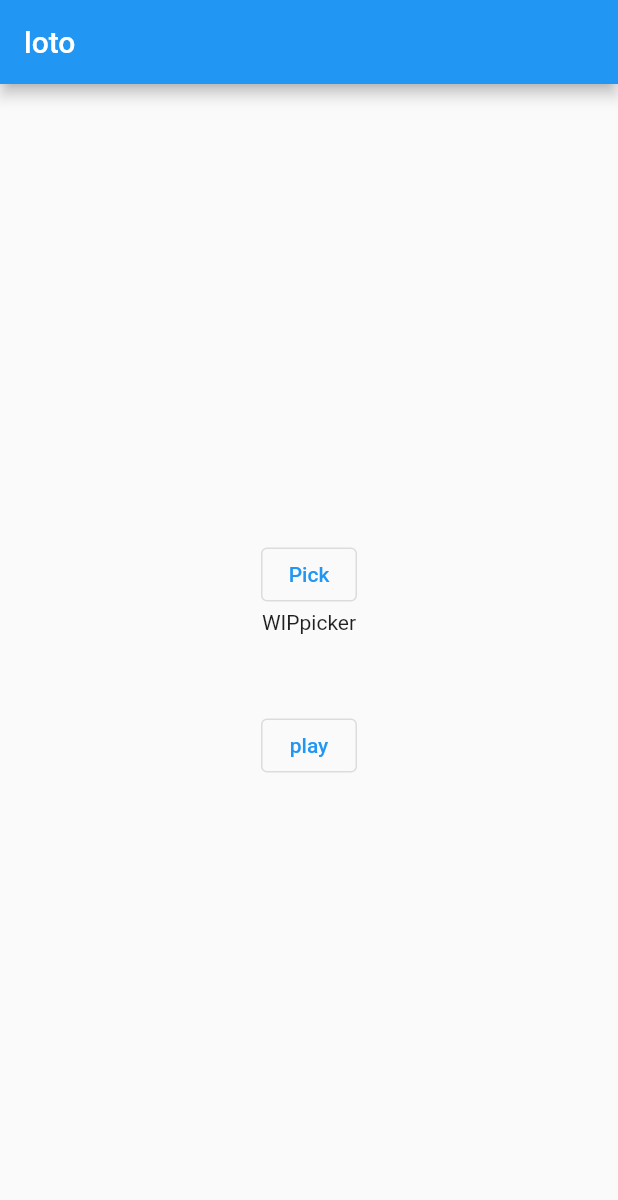
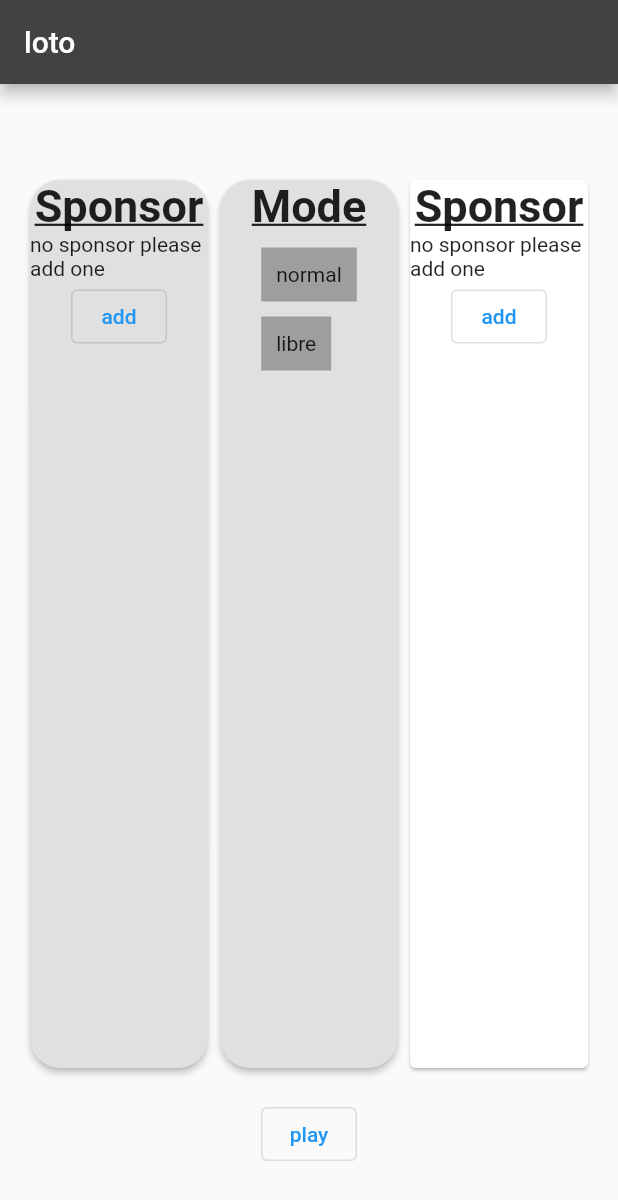
Before and after one commit to tgrangeo/bingoApp, a Flutter app: the screen it shows after launch, on a phone screen of 412 x 824 dp. Shown: the top 1200 px of the screen. Run offline on Flutter 3.47's test engine with Material 2 defaults, Android fonts, the light colour scheme and no system bars; our stand-ins replace carousel_slider, file_picker, shared_preferences; missing offline and left inert: flutter_animated_button.

Commit message:
homepage part 1

```diff
--- a/lib/view/homeScreen.dart
+++ b/lib/view/homeScreen.dart
@@ -1,4 +1,5 @@
 import 'package:bingo/view/gameScreen.dart';
+import 'package:bingo/widget/mode_picker.dart';
 import 'package:flutter/material.dart';
 import 'package:shared_preferences/shared_preferences.dart';
 import '../widget/sponsor_picker.dart';
@@ -18,18 +19,42 @@ class _MyHomePageState extends State<MyHomePage> {
   Widget build(BuildContext context) {
     return Scaffold(
       appBar: AppBar(
+        backgroundColor: Colors.grey[800],
         title: Text(widget.title),
       ),
       body: Center(
         child: Column(
           mainAxisAlignment: MainAxisAlignment.center,
           children: <Widget>[
-            SponsorPicker(prefs:widget.prefs),
+            Padding(
+                padding: const EdgeInsets.all(16.0),
+                child: SizedBox(
+                  //TODO: height responsive
+                    height: 600,
+                    child: Row(
+                      children: [
+                        Expanded(
+                            child: Card(
+                          elevation: 2,
+                          child: SponsorPicker(prefs: widget.prefs),
+                          color: Colors.grey[300],
+                          shape: const RoundedRectangleBorder(
+                            borderRadius: BorderRadius.all(Radius.circular(20)),
+                          ),
+                        )),
+                        Expanded(
+                            child:ModePicker(prefs: widget.prefs),
+                        ),
+                        Expanded(
+                            child: Card(
+                                child: SponsorPicker(prefs: widget.prefs))),
+                      ],
+                    ))),
             OutlinedButton(
                 onPressed: () {
                   Navigator.of(context).push(
                     MaterialPageRoute(
-                      builder: (context) => GameScreen(prefs:widget.prefs),
+                      builder: (context) => GameScreen(prefs: widget.prefs),
                     ),
                   );
                 },
--- /dev/null
+++ b/lib/widget/mode_picker.dart
@@ -0,0 +1,71 @@
+import 'package:bingo/view/gameScreen.dart';
+import 'package:flutter/material.dart';
+import 'package:shared_preferences/shared_preferences.dart';
+
+class ModePicker extends StatefulWidget {
+  final SharedPreferences prefs;
+  const ModePicker({super.key, required this.prefs});
+
+  @override
+  State<ModePicker> createState() => _ModePicker();
+}
+
+class _ModePicker extends State<ModePicker> {
+  int select = 0;
+  @override
+  Widget build(BuildContext context) {
+    final screenHeight = MediaQuery.of(context).size.height;
+    final screenWidth = MediaQuery.of(context).size.width;
+
+    return Card(
+      color: Colors.grey[300],
+      shape: const RoundedRectangleBorder(
+        borderRadius: BorderRadius.all(Radius.circular(20)),
+      ),
+      elevation: 2,
+      child: Column(
+        children: [
+          const Text(
+            "Mode",
+            style: TextStyle(
+              fontSize: 30,
+              fontWeight: FontWeight.bold,
+              decoration: TextDecoration.underline,
+            ),
+          ),
+          const SizedBox(
+            height: 10,
+          ),
+          Wrap(direction: Axis.vertical, spacing: 10, children: [
+            InkWell(
+              onTap: () {
+                setState(() {
+                  select = 1;
+                });
+                widget.prefs.setString('mode', "normal");
+              },
+              child: Container(
+                padding: const EdgeInsets.all(10),
+                color: select == 1 ? Colors.amber : Colors.grey,
+                child: const Text("normal"),
+              ),
+            ),
+            InkWell(
+              onTap: () {
+                setState(() {
+                  select = 2;
+                });
+                widget.prefs.setString('mode', "libre");
+              },
+              child: Container(
+                padding: const EdgeInsets.all(10),
+                color: select == 2 ? Colors.amber : Colors.grey,
+                child: const Text("libre"),
+              ),
+            )
+          ])
+        ],
+      ),
+    );
+  }
+}
--- a/lib/widget/sponsor_picker.dart
+++ b/lib/widget/sponsor_picker.dart
@@ -5,38 +5,83 @@ import 'package:shared_preferences/shared_preferences.dart';
 
 class SponsorPicker extends StatefulWidget {
   final SharedPreferences prefs;
-  const SponsorPicker({super.key,required this.prefs});
+  const SponsorPicker({super.key, required this.prefs});
   @override
   _SponsorPicker createState() => _SponsorPicker();
 }
 
 class _SponsorPicker extends State<SponsorPicker> {
+  List<String> pathList = [];
+
   pickFile() async {
-    //TODO:allow restriction png jpg etc...
     FilePickerResult? result =
-        await FilePicker.platform.pickFiles(allowMultiple: true);
+        await FilePicker.platform.pickFiles(allowMultiple: true, allowedExtensions: ['jpg', 'png'],);
     if (result != null) {
       List<File> files = result.paths.map((path) => File(path!)).toList();
-      List<String> pathList = [];
       for (int i = 0; i < files.length; i++) {
-        pathList.add(files[i].path);
+        print(files[i].path);
+        if (files[i].path.split('.').last == 'png' || pathList[i].split('.').last == 'jpg'){ // check cause allowed extension don't seems to work
+          pathList.add(files[i].path);
+        }
       }
       widget.prefs.setStringList('imgList', pathList);
+      setState(() {});
     } else {
       print("cancel");
     }
+  }
+
+  deletePath(int i) {
+    print(i);
+    pathList.removeAt(i);
+    widget.prefs.setStringList('imgList', pathList);
+    setState(() {});
   }
 
   @override
   Widget build(BuildContext context) {
     return Column(
       children: [
+        const Text("Sponsor",style: TextStyle(
+          fontSize: 30,
+          fontWeight: FontWeight.bold,
+          decoration: TextDecoration.underline,
+        ),),
+        pathList.isNotEmpty
+           ?
+        Container(
+            alignment: Alignment.center,
+            height: 200,
+            width:400,
+            child: ListView.separated(
+              padding: const EdgeInsets.all(20.0),
+              itemCount: pathList.length,
+              itemBuilder: (BuildContext context, int index) {
+                return Container(
+                    height: 50,
+                    color: Color.fromARGB(255, 47, 206, 206),
+                    child: Row(
+                      mainAxisAlignment: MainAxisAlignment.center,
+                      children: [
+                        Center(child: Text(pathList[index].split('/').last)),
+                        IconButton(
+                            onPressed:() {
+                              deletePath(index);
+                            },
+                            icon: const Icon(Icons.delete))
+                      ],
+                    )
+                    );
+
+              },
+              separatorBuilder: (BuildContext context, int index) =>
+              const SizedBox(height: 10,),
+            )):Text("no sponsor please add one"),
         OutlinedButton(
             onPressed: (() {
               pickFile();
             }),
-            child: const Text("Pick")),
-        const Text("WIPpicker"),
+            child: const Text("add")),
         const SizedBox(
           height: 50,
         ),
```
Also changed, not shown: lib/widget/carousel.dart (+0 -19 lines).
